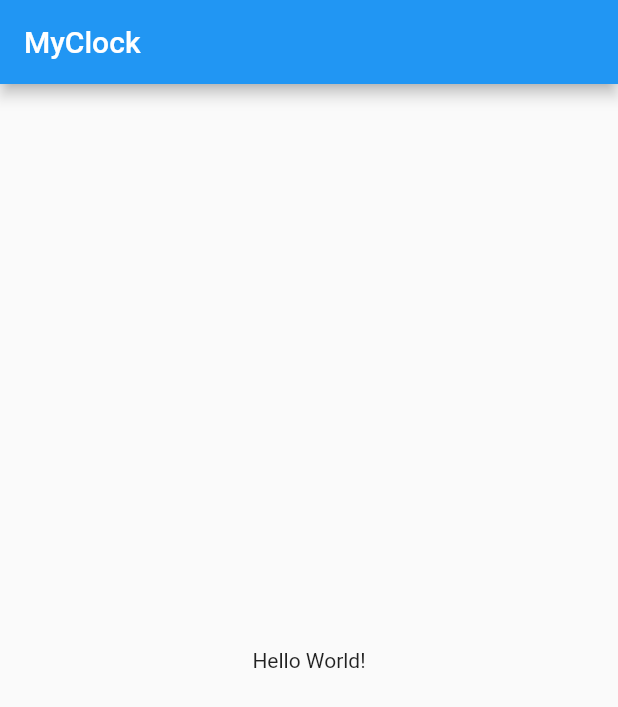
After one commit to mfrischbutter/you-clock, a Flutter app: the screen it shows after launch, on a phone screen of 412 x 824 dp. The commit adds this screen. Shown: the top 707 px of the screen. Run offline on Flutter 3.47's test engine with Material 2 defaults, Android fonts, the phone set to English and light mode, and no system bars.

Commit message:
some restructure app architecture

```diff
--- /dev/null
+++ b/lib/my_clock.dart
@@ -0,0 +1,16 @@
+import 'package:flutter/material.dart';
+import './ui/dashboard_screen.dart';
+
+class MyClock extends StatelessWidget {
+  @override
+  Widget build(BuildContext context) {
+    return MaterialApp(
+      title: 'MyClock',
+      theme: ThemeData(
+        primarySwatch: Colors.blue,
+        visualDensity: VisualDensity.adaptivePlatformDensity,
+      ),
+      home: DashboardScreen(title: 'MyClock'),
+    );
+  }
+}
--- /dev/null
+++ b/lib/ui/dashboard_screen.dart
@@ -0,0 +1,30 @@
+import 'package:flutter/material.dart';
+
+class DashboardScreen extends StatefulWidget {
+  DashboardScreen({Key key, this.title}) : super(key: key);
+  final String title;
+
+  @override
+  _DashboardScreenState createState() => _DashboardScreenState();
+}
+
+class _DashboardScreenState extends State<DashboardScreen> {
+  @override
+  Widget build(BuildContext context) {
+    return Scaffold(
+      appBar: AppBar(
+        title: Text(widget.title),
+      ),
+      body: Center(
+        child: Column(
+          mainAxisAlignment: MainAxisAlignment.center,
+          children: <Widget>[
+            Text(
+              'Hello World!',
+            ),
+          ],
+        ),
+      ),
+    );
+  }
+}
```
Also changed, not shown: lib/main.dart (+2 -44 lines).
